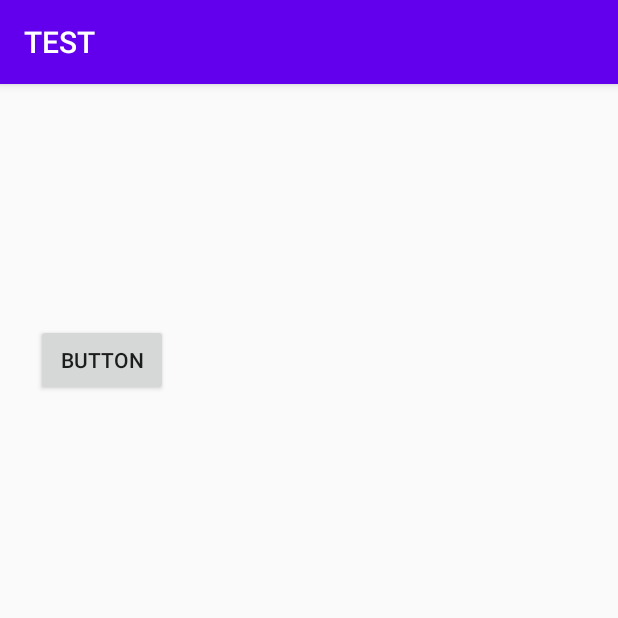
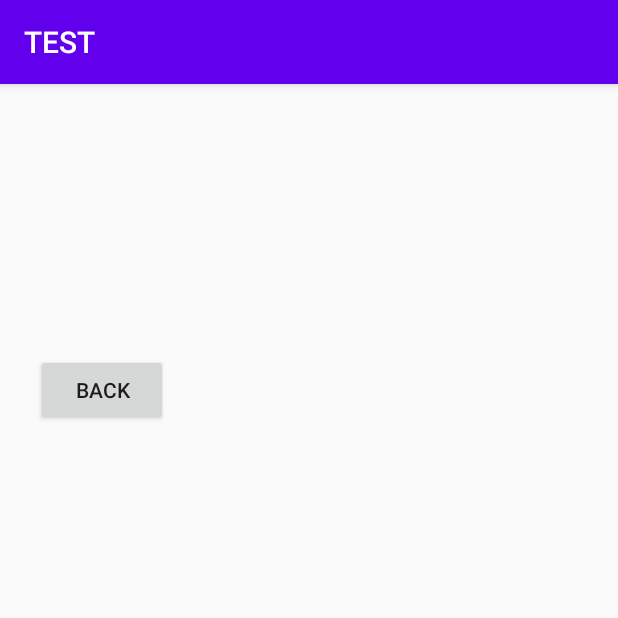
Before and after one commit to GoBeromsu/Simple_Recoder, an Android app: the PlaylistActivity screen opened directly, with no data from a screen before it, on a phone screen of 412 x 824 dp, the top half of it. Run offline under Robolectric (Android 15) with nearby library versions, the phone set to English and light mode, and no system bars; 3 statements that could not run were skipped.

Commit message:
button 변경

```diff
--- a/app/src/main/res/layout/playlist.xml
+++ b/app/src/main/res/layout/playlist.xml
@@ -12,8 +12,8 @@
         android:layout_height="wrap_content"
         android:layout_marginStart="24dp"
         android:layout_marginLeft="24dp"
-        android:layout_marginBottom="560dp"
-        android:text="Button"
+        android:layout_marginBottom="540dp"
+        android:text="Back"
         app:layout_constraintBottom_toBottomOf="parent"
         app:layout_constraintStart_toStartOf="parent" />
 
```
Also changed, not shown: app/src/main/java/com/test/PlaylistActivity.kt (+7 -3 lines).
